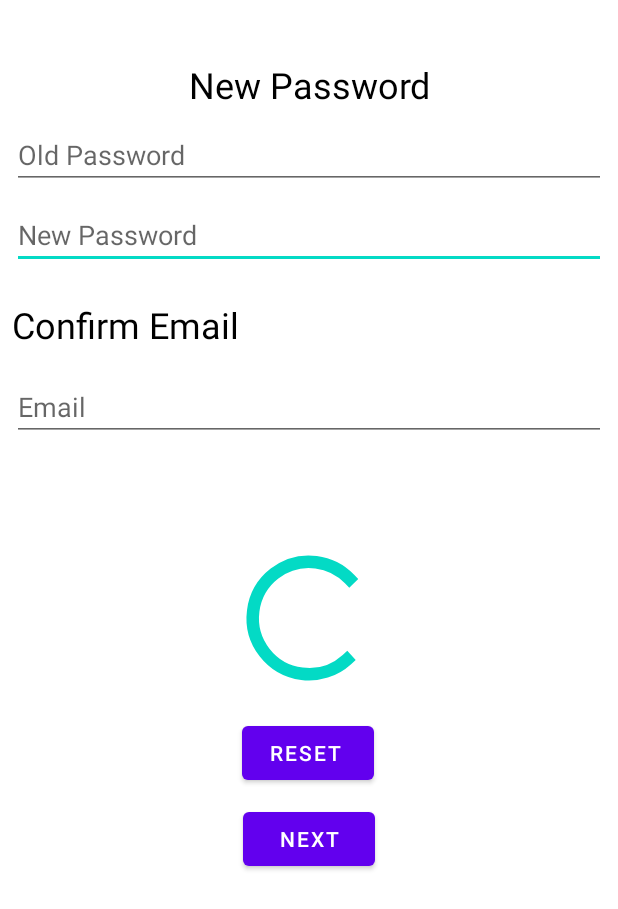
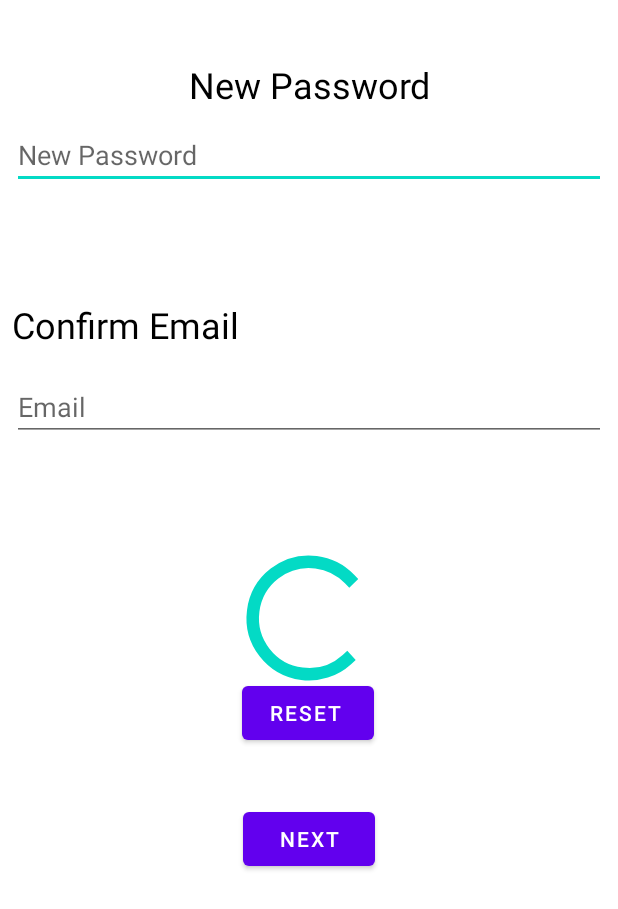
Before and after one commit to um41r254/starting_again, an Android app: the layout activity_password_reset.xml on its own in the app's theme, with its tools: preview values and no code run, on a phone screen of 412 x 824 dp. Shown: the top 909 px of the screen. Run offline under Robolectric (Android 15) with nearby library versions, the phone set to English and light mode, and no system bars.

Commit message:
all changes Done

```diff
--- a/app/src/main/java/com/mid_banchers/starting_again/DeletePage.java
+++ b/app/src/main/java/com/mid_banchers/starting_again/DeletePage.java
@@ -18,7 +18,7 @@ import java.util.ArrayList;
 import java.util.List;
 
 public class DeletePage extends AppCompatActivity {
-    private static final String TAG ="DeletePage de";
+    private static final String TAG ="DeletePage De";
     private List<DataModelBrands> dataModelBrandsList= new ArrayList<>();
     DeleteRecycle adapter;
     MainActivity get = new MainActivity();
--- a/app/src/main/java/com/mid_banchers/starting_again/DeleteRecycle.java
+++ b/app/src/main/java/com/mid_banchers/starting_again/DeleteRecycle.java
@@ -23,7 +23,7 @@ import java.util.List;
 
 public class DeleteRecycle extends RecyclerView.Adapter<DeleteRecycle.DeleteViewHolder> {
     private Context context;
-    private static final String TAG ="DeleteRecycle de";
+    private static final String TAG ="DeleteRecycle De";
     private List<DataModelBrands> dataModelBrandsList= new ArrayList<>();
 
     public DeleteRecycle(Context context) {
--- a/app/src/main/java/com/mid_banchers/starting_again/MainActivity.java
+++ b/app/src/main/java/com/mid_banchers/starting_again/MainActivity.java
@@ -25,7 +25,7 @@ public class MainActivity extends AppCompatActivity {
 
     FirebaseFirestore db = FirebaseFirestore.getInstance();
     private ActivityMainBinding binding;
-    private static final String TAG ="MainActivity de";
+    private static final String TAG ="MainActivity De";
     String path;
     Object pat;
 
--- a/app/src/main/java/com/mid_banchers/starting_again/RecycleAdapter.java
+++ b/app/src/main/java/com/mid_banchers/starting_again/RecycleAdapter.java
@@ -22,7 +22,7 @@ import java.util.List;
 public class RecycleAdapter extends RecyclerView.Adapter<RecycleAdapter.ViewHolder> {
 private Context context;
 
-    private static final String TAG ="RecycleAdapter de";
+    private static final String TAG ="RecycleAdapter De";
     private List<DataModelBrands> dataModelBrandsList= new ArrayList<>();
     public RecycleAdapter(Context context) {
         this.context = context;
--- a/app/src/main/java/com/mid_banchers/starting_again/RecycleDirectAdapter.java
+++ b/app/src/main/java/com/mid_banchers/starting_again/RecycleDirectAdapter.java
@@ -19,7 +19,7 @@ import java.util.List;
 
 public class RecycleDirectAdapter extends RecyclerView.Adapter<RecycleDirectAdapter.ViewHolderDirect> {
     private Context context;
-    private static final String TAG ="RecycleDirectAdapter de";
+    private static final String TAG ="RecycleDirectAdapter De";
     private List<DataModelBrands> dataModelBrandsList= new ArrayList<>();
 
     public RecycleDirectAdapter(Context context) {
--- a/app/src/main/java/com/mid_banchers/starting_again/RecycleImplement.java
+++ b/app/src/main/java/com/mid_banchers/starting_again/RecycleImplement.java
@@ -18,7 +18,7 @@ import java.util.List;
 
 public class RecycleImplement extends AppCompatActivity {
     List<DataModelBrands> dataModelBrandsList = new ArrayList<>();
-    private static final String  TAG = "RecycleImplement de";
+    private static final String  TAG = "RecycleImplement De";
 
     RecycleDirectAdapter adapter;
 
--- a/app/src/main/java/com/mid_banchers/starting_again/SignUp.java
+++ b/app/src/main/java/com/mid_banchers/starting_again/SignUp.java
@@ -50,7 +50,7 @@ public class SignUp extends AppCompatActivity {
                 Log.d(TAG, "password: equals");
 
             db.collection("Password")
-                    .document()
+                    .document(binding.newEmail.getText().toString())
                     .set(data).addOnSuccessListener(aVoid -> {
                 binding.progressBarS.setVisibility(View.GONE);
                 Log.d(TAG, "Data Added");
--- a/app/src/main/java/com/mid_banchers/starting_again/Tab1.java
+++ b/app/src/main/java/com/mid_banchers/starting_again/Tab1.java
@@ -32,7 +32,7 @@ public class Tab1 extends Fragment {
 //    RecyclerView reload;
     RecycleAdapter Adapter;
     List<DataModelBrands> dataModelBrandsList = new ArrayList<>();
-    private static final String  TAG = "Tab1 de";
+    private static final String  TAG = "Tab1 De";
 
     public Tab1() {
 
--- a/app/src/main/java/com/mid_banchers/starting_again/Tab2.java
+++ b/app/src/main/java/com/mid_banchers/starting_again/Tab2.java
@@ -28,7 +28,7 @@ public class Tab2 extends Fragment {
 //    RecyclerView reshow;
     RecycleDirectAdapter AdapterDirect;
    List<DataModelBrands> dataModelBrandsList = new ArrayList<>();
-   private static final String  TAG = "Tab2 de";
+   private static final String  TAG = "Tab2 De";
 
 
 
--- a/app/src/main/res/layout/activity_password_reset.xml
+++ b/app/src/main/res/layout/activity_password_reset.xml
@@ -41,13 +41,15 @@
         android:id="@+id/newPass"
         android:layout_width="0dp"
         android:layout_height="wrap_content"
+        android:layout_marginStart="8dp"
         android:layout_marginTop="8dp"
+        android:layout_marginEnd="8dp"
         android:ems="10"
         android:hint="New Password"
         android:inputType="textPersonName"
-        app:layout_constraintEnd_toEndOf="@+id/oldPass"
-        app:layout_constraintStart_toStartOf="@+id/oldPass"
-        app:layout_constraintTop_toBottomOf="@+id/oldPass" />
+        app:layout_constraintEnd_toEndOf="parent"
+        app:layout_constraintStart_toStartOf="parent"
+        app:layout_constraintTop_toBottomOf="@+id/textView5" />
 
     <EditText
         android:id="@+id/checkEmail"
@@ -63,22 +65,6 @@
         app:layout_constraintHorizontal_bias="0.0"
         app:layout_constraintStart_toStartOf="parent"
         app:layout_constraintTop_toBottomOf="@+id/textView4" />
-
-    <EditText
-        android:id="@+id/oldPass"
-        android:layout_width="0dp"
-        android:layout_height="wrap_content"
-        android:layout_marginStart="8dp"
-        android:layout_marginTop="8dp"
-        android:layout_marginEnd="8dp"
-        android:layout_marginBottom="8dp"
-        android:ems="10"
-        android:hint="Old Password"
-        android:inputType="textPersonName"
-        app:layout_constraintBottom_toTopOf="@+id/newPass"
-        app:layout_constraintEnd_toEndOf="parent"
-        app:layout_constraintStart_toStartOf="parent"
-        app:layout_constraintTop_toBottomOf="@+id/textView5" />
 
     <TextView
         android:id="@+id/textView4"
@@ -105,7 +91,7 @@
         android:id="@+id/newPasswordGroup"
         android:layout_width="wrap_content"
         android:layout_height="wrap_content"
-        app:constraint_referenced_ids="resetBtn,oldPass,newPass,textView5" />
+        app:constraint_referenced_ids="resetBtn,newPass,textView5" />
 
     <TextView
         android:id="@+id/textView5"
```
Also changed, not shown: app/src/main/java/com/mid_banchers/starting_again/Login.java (+17 -39 lines), app/src/main/java/com/mid_banchers/starting_again/PasswordReset.java (+37 -37 lines).
